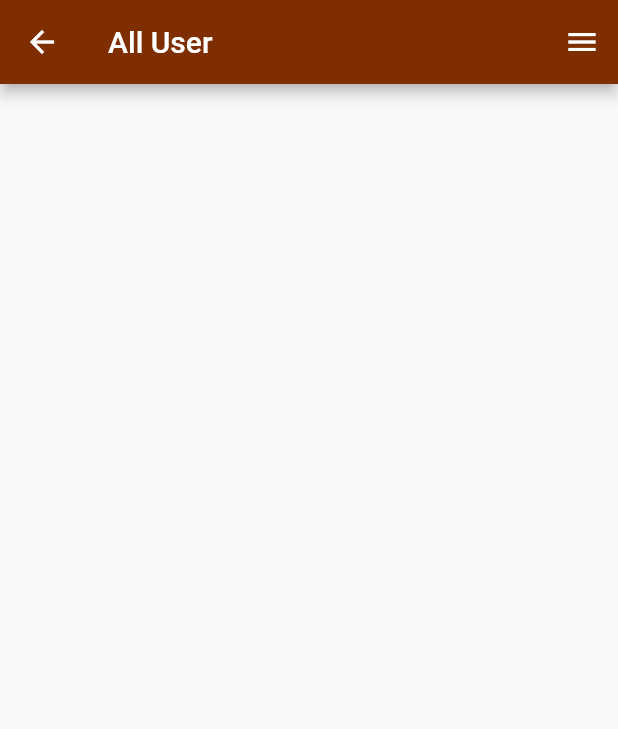
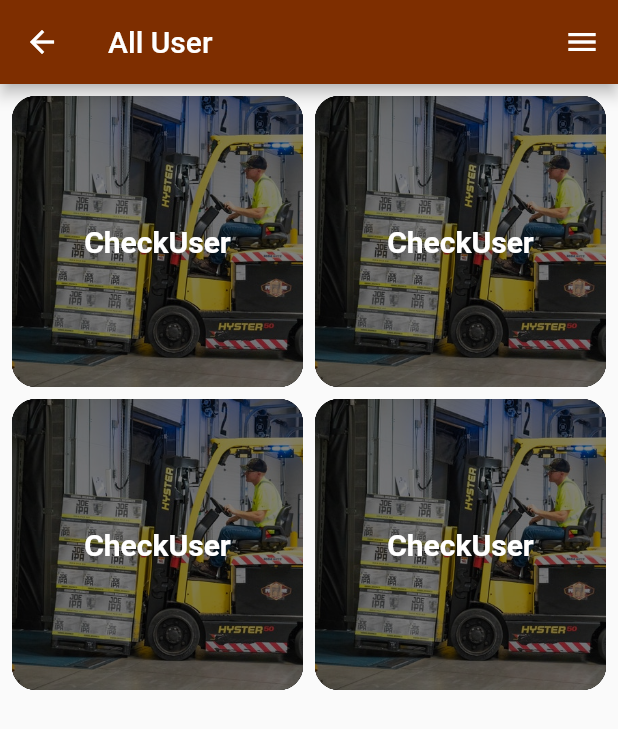
Before and after one commit to digiblade/delivery, a Flutter app: the HomePage screen opened directly, on a phone screen of 412 x 824 dp. Shown: the top 729 px of the screen. Run offline on Flutter 3.47's test engine with Material 2 defaults, Android fonts, the phone set to English and light mode, and no system bars; our stand-ins replace cloud_firestore, firebase_core, google_maps_flutter; accounts and stored records are empty.

Commit message:
product card

```diff
--- a/lib/Components/ProductCard.dart
+++ b/lib/Components/ProductCard.dart
@@ -6,10 +6,33 @@ class ProductCard extends StatelessWidget {
   @override
   Widget build(BuildContext context) {
     return Container(
-      child: Stack(
-        children: [
-          Image.asset("assets/backgreound.jpg"),
+      decoration: BoxDecoration(
+        boxShadow: [
+          BoxShadow(color: Colors.black),
+          BoxShadow(color: Colors.black),
+          BoxShadow(color: Colors.black),
         ],
+        borderRadius: BorderRadius.circular(16),
+        image: DecorationImage(
+          image: Image.asset("assets/background.jpg").image,
+          fit: BoxFit.cover,
+        ),
+      ),
+      child: Container(
+        decoration: BoxDecoration(
+          borderRadius: BorderRadius.circular(16),
+          color: Colors.black.withOpacity(0.5),
+        ),
+        child: Center(
+          child: Text(
+            "CheckUser",
+            style: TextStyle(
+              color: Colors.white,
+              fontSize: 20,
+              fontWeight: FontWeight.bold,
+            ),
+          ),
+        ),
       ),
     );
   }
--- a/lib/Views/HomePage.dart
+++ b/lib/Views/HomePage.dart
@@ -1,6 +1,6 @@
-import 'package:cloud_firestore/cloud_firestore.dart';
+import 'package:delivery/Components/ProductCard.dart';
 import 'package:flutter/material.dart';
-import 'locationmap.dart';
+
 import 'NavigationDrawer.dart';
 
 class HomePage extends StatefulWidget {
@@ -11,8 +11,6 @@ class HomePage extends StatefulWidget {
 }
 
 class _HomePageState extends State<HomePage> {
-  FirebaseFirestore firestore = FirebaseFirestore.instance;
-
   @override
   Widget build(BuildContext context) {
     return Scaffold(
@@ -23,69 +21,35 @@ class _HomePageState extends State<HomePage> {
       endDrawer: Drawer(
         child: NavigatorDrawer(),
       ),
-      body: SingleChildScrollView(
-        child: StreamBuilder(
-          stream: firestore.collection("user").snapshots(),
-          builder: (BuildContext context, AsyncSnapshot<dynamic> ass) {
-            if (ass.hasError) {
-              return Text('Something went wrong');
-            }
-
-            if (ass.connectionState == ConnectionState.waiting) {
-              return Center(
-                child: CircularProgressIndicator(),
-              );
-            }
-
-            return Column(
-              children: ass.data.docs.map<Widget>((e) {
-                return UserCard(
-                  name: e.data()['name'],
-                  subTitle: e.data()['subtitle'],
-                  email: e.data()['email'],
-                );
-              }).toList(),
-            );
-          },
-        ),
+      body: Column(
+        children: [
+          Padding(
+            padding: const EdgeInsets.all(8.0),
+            child: ProductGrid(),
+          ),
+        ],
       ),
     );
   }
 }
 
-class UserCard extends StatelessWidget {
-  final String? name;
-  final String? subTitle;
-  final String? email;
-
-  const UserCard({
-    Key? key,
-    this.name,
-    this.subTitle,
-    this.email,
-  }) : super(key: key);
+class ProductGrid extends StatelessWidget {
+  const ProductGrid({Key? key}) : super(key: key);
 
   @override
   Widget build(BuildContext context) {
-    return Card(
-      child: GestureDetector(
-        onTap: () {
-          Navigator.push(
-            context,
-            MaterialPageRoute(
-              builder: (BuildContext context) => LocationPage(
-                email: email,
-              ),
-            ),
-          );
-        },
-        child: ListTile(
-          leading: CircleAvatar(
-            backgroundImage: Image.asset("assets/user.png").image,
-          ),
-          title: Text(name!),
-          subtitle: Text(subTitle!),
-        ),
+    return Container(
+      child: GridView.count(
+        crossAxisCount: 2,
+        crossAxisSpacing: 8,
+        mainAxisSpacing: 8,
+        shrinkWrap: true,
+        children: [
+          ProductCard(),
+          ProductCard(),
+          ProductCard(),
+          ProductCard(),
+        ],
       ),
     );
   }
```
Also changed, not shown: lib/Views/UserPage.dart (added, +82 -0 lines).
